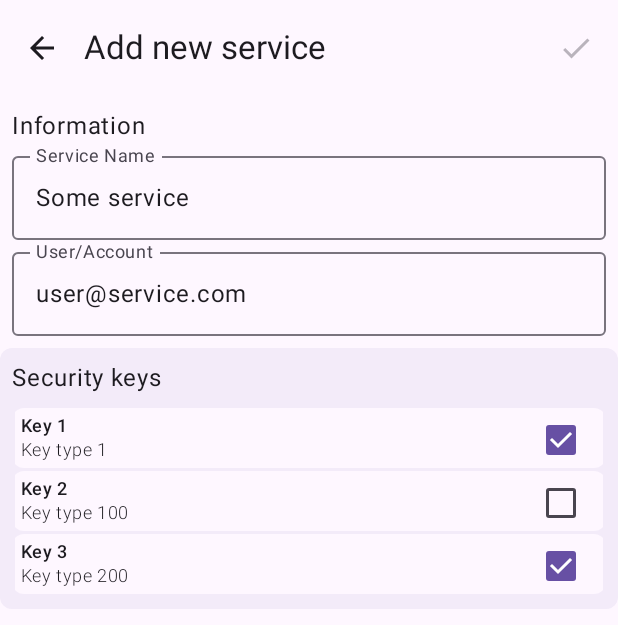
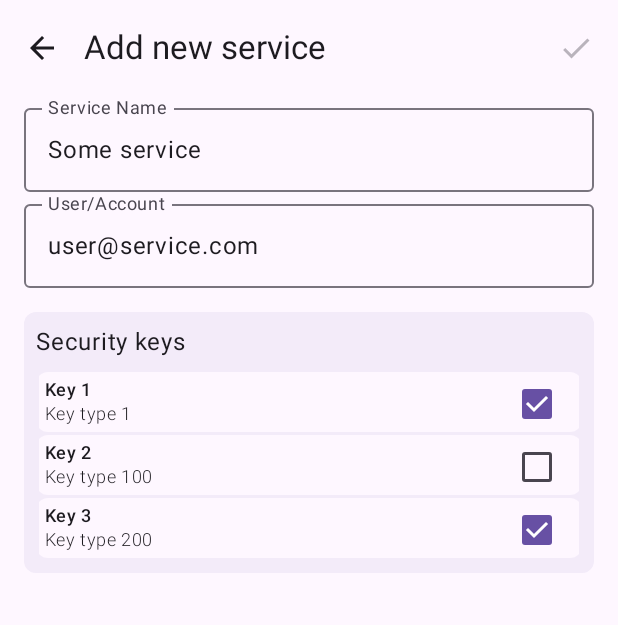
Before and after one commit to AdamVe/hwkeyinfo, an Android app built with Jetpack Compose: the @Preview function CreateServiceEditScreenPreview, on a phone screen of 412 x 824 dp. Shown: the top 625 px of the screen. Run offline under Robolectric (Android 15) with nearby library versions, the phone set to English and light mode, and no system bars; our stand-ins replace Room's generated code, accompanist.

Commit message:
add edit button to service card, edit screens layout updates

```diff
--- a/app/src/main/java/com/adamve/hwkeyinfo/ui/service/ServiceEditScreen.kt
+++ b/app/src/main/java/com/adamve/hwkeyinfo/ui/service/ServiceEditScreen.kt
@@ -45,8 +45,8 @@ import com.adamve.hwkeyinfo.data.SecurityKey
 import com.adamve.hwkeyinfo.ui.AppDestination
 import com.adamve.hwkeyinfo.ui.AppViewModelProvider
 import com.adamve.hwkeyinfo.ui.security_key.securityKeyComparator
+import com.adamve.hwkeyinfo.ui.theme.HwKeyInfoTheme
 import com.adamve.hwkeyinfo.ui.widgets.CustomTextField
-import com.adamve.hwkeyinfo.ui.theme.HwKeyInfoTheme
 import kotlinx.coroutines.launch
 
 object ServiceEditDestination : AppDestination {
@@ -196,7 +196,8 @@ fun ServiceInputForm(
     Column(
         modifier = modifier
             .fillMaxWidth()
-            .padding(8.dp),
+            .padding(0.dp)
+            .padding(bottom = 16.dp),
         verticalArrangement = Arrangement.spacedBy(16.dp)
     ) {
         Column(
@@ -204,7 +205,6 @@ fun ServiceInputForm(
                 .fillMaxWidth(),
             verticalArrangement = Arrangement.spacedBy(0.dp)
         ) {
-            Text(text = stringResource(R.string.security_key_input_form_information_header))
             Row {
                 CustomTextField(
                     title = stringResource(R.string.service_input_form_name_title),
@@ -214,6 +214,7 @@ fun ServiceInputForm(
                         .fillMaxWidth()
                         .focusRequester(focusRequester),
                     keyboardType = KeyboardType.Text,
+                    showExisting = !serviceUiState.isAddingNew
                 )
             }
 
@@ -222,7 +223,8 @@ fun ServiceInputForm(
                 value = serviceDetails.serviceUser,
                 modifier = Modifier.fillMaxWidth(),
                 onValueChange = { onValueChange(serviceDetails.copy(serviceUser = it)) },
-                keyboardType = KeyboardType.Text
+                keyboardType = KeyboardType.Text,
+                showExisting = !serviceUiState.isAddingNew
             )
         }
     }
@@ -240,7 +242,8 @@ fun ServiceInputForm(
             horizontalArrangement = Arrangement.spacedBy(8.dp),
             verticalArrangement = Arrangement.Top
         ) {
-            securityKeyListUiState.allSecurityKeys.sortedWith(securityKeyComparator).forEach { securityKey ->
+            securityKeyListUiState.allSecurityKeys.sortedWith(securityKeyComparator)
+                .forEach { securityKey ->
                     SecurityKeyItem(
                         securityKey = securityKey,
                         modifier = Modifier.fillMaxWidth(),
@@ -248,7 +251,10 @@ fun ServiceInputForm(
                         onValueChange = {
                             onValueChange(
                                 serviceDetails.copy(
-                                securityKeys = if (serviceDetails.securityKeys.contains(securityKey.id)) {
+                                    securityKeys = if (serviceDetails.securityKeys.contains(
+                                            securityKey.id
+                                        )
+                                    ) {
                                         serviceDetails.securityKeys.minus(securityKey.id)
                                     } else {
                                         serviceDetails.securityKeys.plus(securityKey.id)
@@ -276,7 +282,8 @@ fun ServiceEntryBody(
     modifier: Modifier = Modifier,
     onServiceValueChange: (ServiceDetails) -> Unit
 ) {
-    Column(modifier = modifier) {
+    Column(modifier = modifier
+        .padding(horizontal = 16.dp)) {
         ServiceInputForm(
             serviceUiState = serviceUiState,
             securityKeyListUiState = securityKeyListUiState,
@@ -338,7 +345,8 @@ fun CreateServiceEditScreenPreview() {
                 isAddingNew = true,
                 details = previewServiceUiState.details.copy(
                     securityKeys = listOf(1, 200)
-                )),
+                )
+            ),
             securityKeyListUiState = previewSecurityListUiState
         )
     }
@@ -353,7 +361,8 @@ fun EditServiceEditScreenPreview() {
                 isAddingNew = false,
                 details = previewServiceUiState.details.copy(
                     securityKeys = listOf(100)
-                )),
+                )
+            ),
             securityKeyListUiState = previewSecurityListUiState
         )
     }
```
Also changed, not shown: app/src/main/java/com/adamve/hwkeyinfo/ui/security_key/SecurityKeyEditScreen.kt (+4 -3 lines), app/src/main/java/com/adamve/hwkeyinfo/ui/service/ServiceCard.kt (+31 -7 lines). Lines whose indentation alone changed are shown as unchanged.
